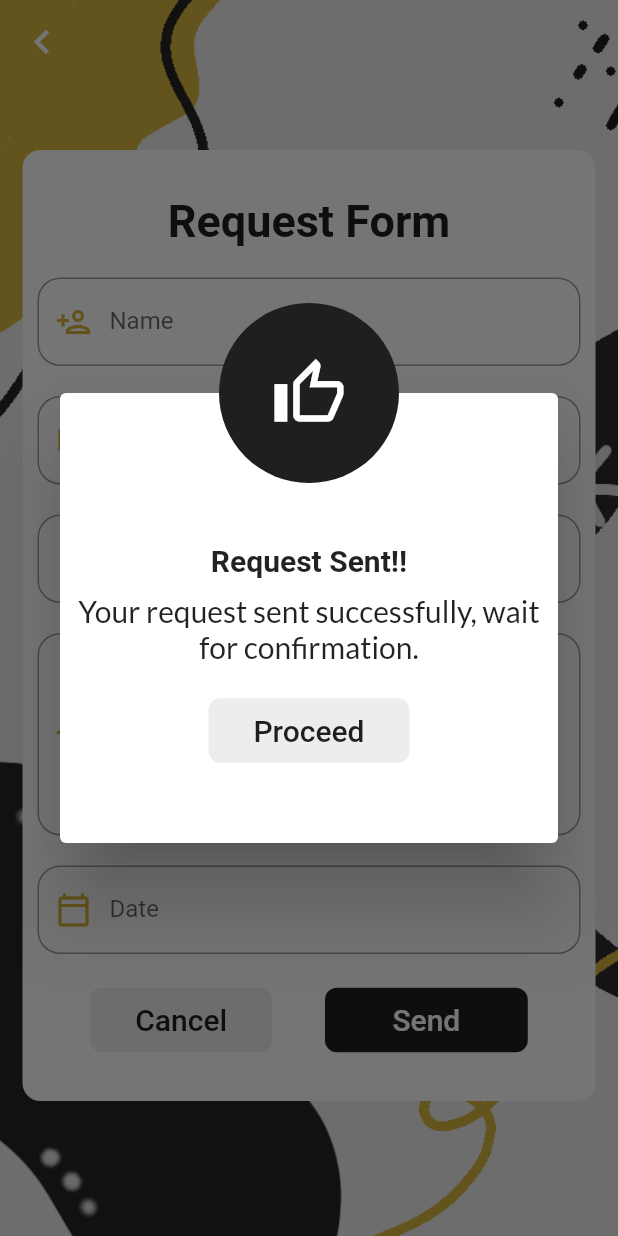
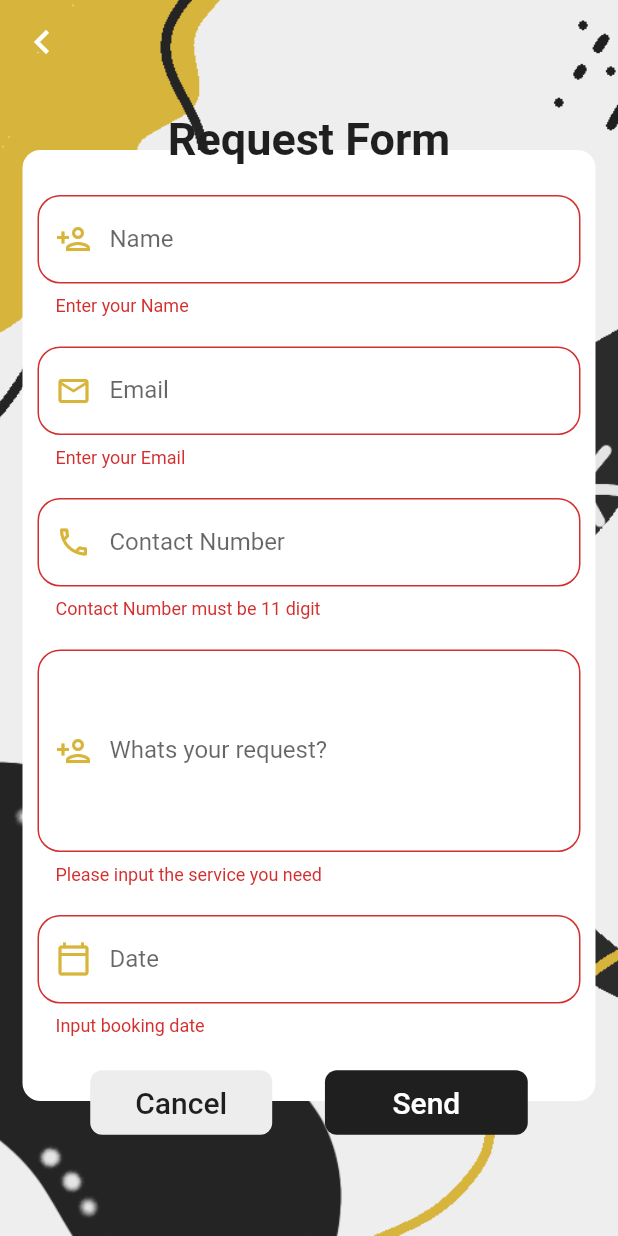
Before and after one commit to Polaf05/Flutter_PicMe, a Flutter app: the Book screen opened directly, after a tap on "Send", on a phone screen of 412 x 824 dp. Run offline on Flutter 3.47's test engine with Material 2 defaults, Android fonts, the light colour scheme and no system bars; our stand-ins replace carousel_pro, cloud_firestore, firebase_auth, firebase_core, flutter_spinkit, font_awesome_flutter and 3 more; missing offline and left inert: dart:ffi, flutter_facebook_login, mailer; accounts and stored records are empty; Roboto replaces fonts that are missing (Verdana).

Commit message:
email notification done

```diff
--- a/picme/lib/models/user.dart
+++ b/picme/lib/models/user.dart
@@ -13,6 +13,7 @@
   final String address;
   final String contact;
   final String display;
+  final String id;
 
   Client(
       {this.name,
@@ -20,5 +21,6 @@
       this.role,
       this.address,
       this.contact,
-      this.display});
+      this.display,
+      this.id});
 }
--- a/picme/lib/screens/home/book.dart
+++ b/picme/lib/screens/home/book.dart
@@ -1,19 +1,19 @@
 import 'package:flutter/material.dart';
+import 'package:picme/models/lensman.dart';
 import 'package:picme/models/user.dart';
 import 'package:picme/screens/home/home.dart';
 import 'package:intl/intl.dart';
 import 'package:intl/date_symbol_data_local.dart';
 import 'package:picme/services/auth.dart';
 import 'package:picme/services/database.dart';
-import 'package:picme/screens/home/client.dart';
 import 'package:google_fonts/google_fonts.dart';
-
+import 'package:picme/services/email.dart';
 
 class Book extends StatefulWidget {
-  final String id;
-  final UserCreds user;
+  final Lensman lens;
+  final Client user;
 
-  Book({this.id, this.user});
+  Book({this.lens, this.user});
 
   @override
   _BookState createState() => _BookState();
@@ -22,6 +22,7 @@
 class _BookState extends State<Book> {
   final DatabaseService _db = DatabaseService();
   final AuthService _auth = AuthService();
+  final MailerService _mail = MailerService();
   final _formkey = GlobalKey<FormState>();
 
   DateTime _date = DateTime.now();
@@ -45,15 +46,14 @@
     }
   }
 
-   Future <void>_showMyDialog() async {
+  Future<void> _showMyDialog() async {
     return showDialog<void>(
       context: context,
       barrierDismissible: false, // user must tap button!
       builder: (BuildContext context) {
         return Dialog(
-        shape: RoundedRectangleBorder(
-        borderRadius: BorderRadius.circular(4)
-      ),
+            shape:
+                RoundedRectangleBorder(borderRadius: BorderRadius.circular(4)),
             child: Stack(
               overflow: Overflow.visible,
               alignment: Alignment.topCenter,
@@ -64,24 +64,42 @@
                     padding: const EdgeInsets.fromLTRB(10, 100, 10, 10),
                     child: Column(
                       children: [
-                  Text('Request Sent!!', style: TextStyle(fontWeight: FontWeight.bold, fontSize: 20),),
-                  SizedBox(height: 10,),
-                  Text('Your request sent successfully, wait for confirmation.',textAlign: TextAlign.center, style: GoogleFonts.lato(fontSize: 20,),),
-                  SizedBox(height: 20,),
+                        Text(
+                          'Request Sent!!',
+                          style: TextStyle(
+                              fontWeight: FontWeight.bold, fontSize: 20),
+                        ),
+                        SizedBox(
+                          height: 10,
+                        ),
+                        Text(
+                          'Your request sent successfully, wait for confirmation.',
+                          textAlign: TextAlign.center,
+                          style: GoogleFonts.lato(
+                            fontSize: 20,
+                          ),
+                        ),
+                        SizedBox(
+                          height: 20,
+                        ),
                         FlatButton(
-                    padding:
-                     EdgeInsets.fromLTRB(30, 10, 30, 10),
+                          padding: EdgeInsets.fromLTRB(30, 10, 30, 10),
                           shape: RoundedRectangleBorder(
-                    borderRadius:BorderRadius.circular(8.0)),
+                              borderRadius: BorderRadius.circular(8.0)),
                           color: Color.fromRGBO(237, 237, 237, 1.0),
                           onPressed: () {
-                              Navigator.of(context).pop();
+                            Navigator.pushAndRemoveUntil(
+                              context,
+                              MaterialPageRoute(builder: (context) => Home()),
+                              (Route<dynamic> route) => false,
+                            );
                           },
                           child: Text(
                             'Proceed',
                             style: TextStyle(
                               color: Color.fromRGBO(31, 31, 31, 1.0),
-                              fontSize: 20,),
+                              fontSize: 20,
+                            ),
                           ),
                         ),
                       ],
@@ -91,14 +109,16 @@
                 Positioned(
                     top: -60,
                     child: CircleAvatar(
-              backgroundColor: Color.fromRGBO(31, 31,31,1.0),
+                      backgroundColor: Color.fromRGBO(31, 31, 31, 1.0),
                       radius: 60,
-              child: Icon(Icons.thumb_up_alt_outlined, color: Colors.white, size: 50,),
-            )
+                      child: Icon(
+                        Icons.thumb_up_alt_outlined,
+                        color: Colors.white,
+                        size: 50,
                       ),
+                    )),
               ],
-      )
-    );
+            ));
       },
     );
   }
@@ -363,24 +383,39 @@
                                               BorderRadius.circular(8.0)),
                                       color: Color.fromRGBO(31, 31, 31, 1.0),
                                       onPressed: () async {
-                                        // if (_formkey.currentState.validate()) {
-                                        //   dynamic id = _auth.getCurrentUser();
-                                        //   dynamic result = _db.bookLensman(
-                                        //       id.uid,
-                                        //       widget.id,
-                                        //       name,
-                                        //       email,
-                                        //       contact,
-                                        //       message,
-                                        //       date);
-                                        //   Navigator.pushAndRemoveUntil(
-                                        //     context,
-                                        //     MaterialPageRoute(
-                                        //         builder: (context) => Home()),
-                                        //     (Route<dynamic> route) => false,
-                                        //   );
-                                        // }
+                                        if (_formkey.currentState.validate()) {
+                                          dynamic result =
+                                              await _db.bookLensman(
+                                                  widget.user.id,
+                                                  widget.lens.id,
+                                                  name,
+                                                  email,
+                                                  contact,
+                                                  message,
+                                                  date);
+
+                                          print(result.id);
+
+                                          await _mail.sendReciept(
+                                              widget.user.email,
+                                              widget.user.name,
+                                              widget.lens.email,
+                                              widget.lens.name,
+                                              result.id,
+                                              message,
+                                              date);
+
+                                          await _mail.sendRequest(
+                                              widget.user.email,
+                                              widget.user.name,
+                                              widget.lens.email,
+                                              widget.lens.name,
+                                              result.id,
+                                              message,
+                                              date);
+
                                           _showMyDialog();
+                                        }
                                       },
                                       child: Text(
                                         'Send',
```
Also changed, not shown: picme/lib/screens/home/lensman_tile.dart (+6 -2 lines), picme/lib/screens/home/show_details.dart (+4 -8 lines), picme/lib/services/database.dart (+9 -8 lines), picme/lib/services/email.dart (+38 -4 lines). Lines whose indentation alone changed are shown as unchanged.
